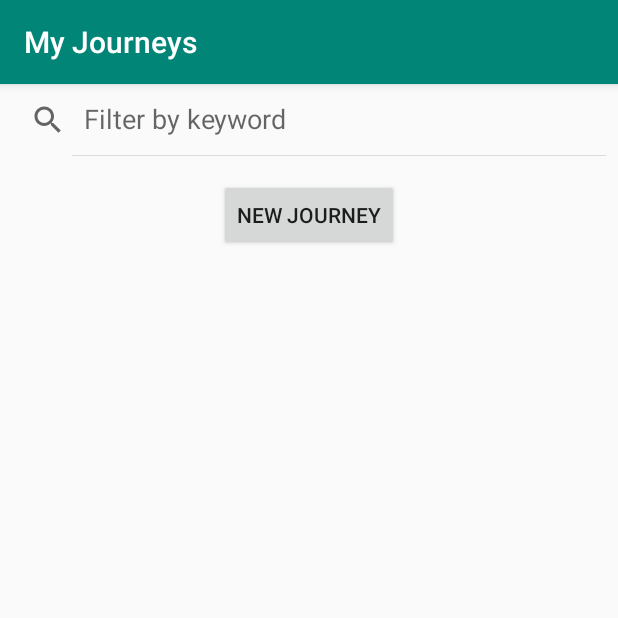
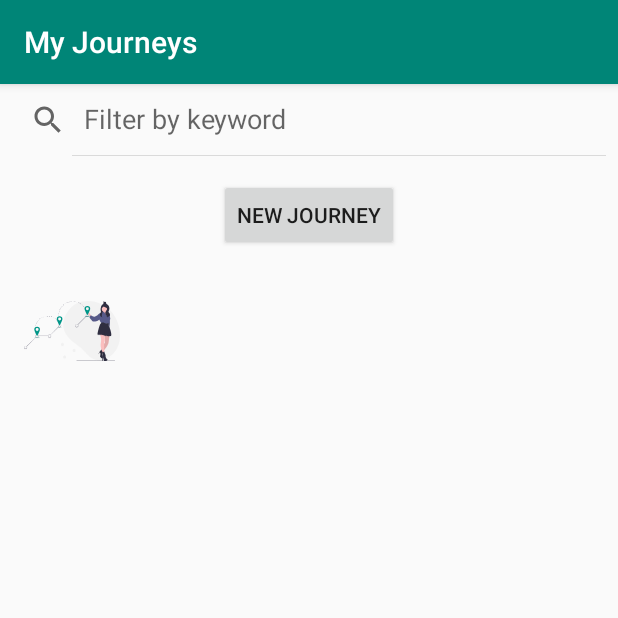
Before and after one commit to disi1/TravelJournal, an Android app: the screen it shows after launch (JourneysActivity), after a tap on "NEW JOURNEY", on a phone screen of 412 x 824 dp, the top half of it. Run offline under Robolectric (Android 15) with nearby library versions, the phone set to English and light mode, and no system bars; our stand-ins replace Room's generated code, data binding; 2 statements that could not run were skipped.

Commit message:
set up a new View Holder to be used in the JourneyAdapter for RecyclerView

```diff
--- a/app/src/main/java/com/example/traveljournal/database/Journey.kt
+++ b/app/src/main/java/com/example/traveljournal/database/Journey.kt
@@ -9,5 +9,7 @@ data class Journey(
     @PrimaryKey(autoGenerate = true)
     var journeyId: Long = 0L,
     @ColumnInfo(name = "place_name")
-    var placeName: String = ""
+    var placeName: String = "",
+    @ColumnInfo(name = "place_address")
+    var placeAddress: String = ""
 )
--- a/app/src/main/java/com/example/traveljournal/database/TravelDatabase.kt
+++ b/app/src/main/java/com/example/traveljournal/database/TravelDatabase.kt
@@ -5,7 +5,7 @@ import androidx.room.Database
 import androidx.room.Room
 import androidx.room.RoomDatabase
 
-@Database(entities = [Journey::class], version = 3, exportSchema = false)
+@Database(entities = [Journey::class], version = 4, exportSchema = false)
 abstract class TravelDatabase : RoomDatabase() {
 
     abstract val travelDatabaseDao : TravelDatabaseDao
--- a/app/src/main/java/com/example/traveljournal/journey/NewJourneyFragment.kt
+++ b/app/src/main/java/com/example/traveljournal/journey/NewJourneyFragment.kt
@@ -49,7 +49,7 @@ class NewJourneyFragment : Fragment(), PlaceSelectionListener {
 
         binding.newJourneyViewModel = newJourneyViewModel
 
-        newJourneyViewModel.navigateToJourneys.observe(this, Observer {
+        newJourneyViewModel.navigateToJourneys.observe(viewLifecycleOwner, Observer {
             if(it == true) {
                 this.findNavController().navigate(
                     NewJourneyFragmentDirections.actionNewJourneyDestinationToJourneysDestination())
@@ -95,9 +95,10 @@ class NewJourneyFragment : Fragment(), PlaceSelectionListener {
 
     @ExperimentalStdlibApi
     override fun onPlaceSelected(p0: Place) {
-        Log.i("JO", "Place: " + p0.name + ", " + p0.id )
+        Log.i("JO", "Place: " + p0.name + ", " + p0.name + ", " + p0.id )
         Log.i("JO", "Place: $p0")
         newJourneyViewModel.selectedPlaceName.value = p0.name
+        newJourneyViewModel.selectedPlaceAddress.value = p0.address
     }
 
     override fun onError(status: Status) {
--- a/app/src/main/java/com/example/traveljournal/journey/NewJourneyViewModel.kt
+++ b/app/src/main/java/com/example/traveljournal/journey/NewJourneyViewModel.kt
@@ -17,6 +17,8 @@ class NewJourneyViewModel (
         val database: TravelDatabaseDao) : ViewModel() {
 
     val selectedPlaceName = MutableLiveData<String>()
+
+    val selectedPlaceAddress = MutableLiveData<String>()
 
     private var viewModelJob = Job()
 
@@ -52,6 +54,7 @@ class NewJourneyViewModel (
             withContext(Dispatchers.IO) {
                 val journey = database.getJourney(journeyKey) ?: return@withContext
                 journey.placeName = selectedPlaceName.value.toString()
+                journey.placeAddress = selectedPlaceAddress.value.toString()
                 database.updateJourney(journey)
             }
             _navigateToJourneys.value = true
--- a/app/src/main/java/com/example/traveljournal/journeys/JourneyAdapter.kt
+++ b/app/src/main/java/com/example/traveljournal/journeys/JourneyAdapter.kt
@@ -1,14 +1,16 @@
 package com.example.traveljournal.journeys
 
 import android.view.LayoutInflater
+import android.view.View
 import android.view.ViewGroup
+import android.widget.ImageView
 import android.widget.TextView
 import androidx.recyclerview.widget.RecyclerView
 import com.example.traveljournal.R
 import com.example.traveljournal.TextItemViewHolder
 import com.example.traveljournal.database.Journey
 
-class JourneyAdapter: RecyclerView.Adapter<TextItemViewHolder>() {
+class JourneyAdapter: RecyclerView.Adapter<JourneyAdapter.ViewHolder>() {
     var data = listOf<Journey>()
 
     set(value) {
@@ -16,16 +18,24 @@ class JourneyAdapter: RecyclerView.Adapter<TextItemViewHolder>() {
         notifyDataSetChanged()
     }
 
-    override fun onCreateViewHolder(parent: ViewGroup, viewType: Int): TextItemViewHolder {
+    override fun onCreateViewHolder(parent: ViewGroup, viewType: Int): ViewHolder {
         val layoutInflater = LayoutInflater.from(parent.context)
-        val view = layoutInflater.inflate(R.layout.text_item_view, parent, false) as TextView
-        return TextItemViewHolder(view)
+        val view = layoutInflater.inflate(R.layout.list_item_journey, parent, false)
+        return ViewHolder(view)
     }
 
     override fun getItemCount() = data.size
 
-    override fun onBindViewHolder(holder: TextItemViewHolder, position: Int) {
+    override fun onBindViewHolder(holder: ViewHolder, position: Int) {
         var item = data[position]
-        holder.textView.text = item.placeName
+        holder.journeyDestinationName.text = item.placeName
+        holder.journeyDestinationAddress.text = item.placeAddress
+        holder.journeyImage.setImageResource(R.drawable.ic_undraw_destinations)
+    }
+
+    class ViewHolder(itemView: View): RecyclerView.ViewHolder(itemView) {
+        val journeyDestinationName: TextView = itemView.findViewById(R.id.journey_destination_name)
+        val journeyDestinationAddress: TextView = itemView.findViewById(R.id.journey_destination_address)
+        val journeyImage: ImageView = itemView.findViewById(R.id.journey_image)
     }
 }
--- /dev/null
+++ b/app/src/main/res/layout/list_item_journey.xml
@@ -0,0 +1,42 @@
+<?xml version="1.0" encoding="utf-8"?>
+<androidx.constraintlayout.widget.ConstraintLayout
+    xmlns:android="http://schemas.android.com/apk/res/android"
+    xmlns:app="http://schemas.android.com/apk/res-auto"
+    xmlns:tools="http://schemas.android.com/tools"
+    android:layout_width="match_parent"
+    android:layout_height="wrap_content">
+
+    <ImageView
+        android:id="@+id/journey_image"
+        android:layout_width="@dimen/icon_size"
+        android:layout_height="60dp"
+        android:layout_marginStart="16dp"
+        android:layout_marginTop="8dp"
+        android:layout_marginBottom="8dp"
+        app:layout_constraintBottom_toBottomOf="parent"
+        app:layout_constraintStart_toStartOf="parent"
+        app:layout_constraintTop_toTopOf="parent"
+        tools:srcCompat="@drawable/ic_undraw_destinations"/>
+
+    <TextView
+        android:id="@+id/journey_destination_name"
+        android:layout_width="0dp"
+        android:layout_height="20dp"
+        android:layout_marginStart="8dp"
+        android:layout_marginTop="8dp"
+        android:layout_marginEnd="16dp"
+        app:layout_constraintEnd_toEndOf="parent"
+        app:layout_constraintStart_toEndOf="@+id/journey_image"
+        app:layout_constraintTop_toTopOf="@+id/journey_image"
+        tools:text="Zürich" />
+
+    <TextView
+        android:id="@+id/journey_destination_address"
+        android:layout_width="0dp"
+        android:layout_height="20dp"
+        android:layout_marginTop="8dp"
+        app:layout_constraintEnd_toEndOf="@+id/journey_destination_name"
+        app:layout_constraintStart_toStartOf="@+id/journey_destination_name"
+        app:layout_constraintTop_toBottomOf="@+id/journey_destination_name"
+        tools:text="Zürich, Switzerland"/>
+</androidx.constraintlayout.widget.ConstraintLayout>
--- a/app/src/main/res/layout/text_item_view.xml
+++ /dev/null
@@ -1,7 +0,0 @@
-<?xml version="1.0" encoding="utf-8"?>
-<TextView xmlns:android="http://schemas.android.com/apk/res/android"
-    android:layout_width="match_parent"
-    android:layout_height="wrap_content"
-    android:paddingStart="16dp"
-    android:paddingEnd="16dp"
-    android:textSize="24sp" />
--- /dev/null
+++ b/app/src/main/res/values/dimens.xml
@@ -0,0 +1,4 @@
+<?xml version="1.0" encoding="utf-8"?>
+<resources>
+    <dimen name="icon_size">64dp</dimen>
+</resources>
```
Also changed, not shown: app/src/main/res/drawable/ic_undraw_travel_mode.xml (added, +93 -0 lines).
